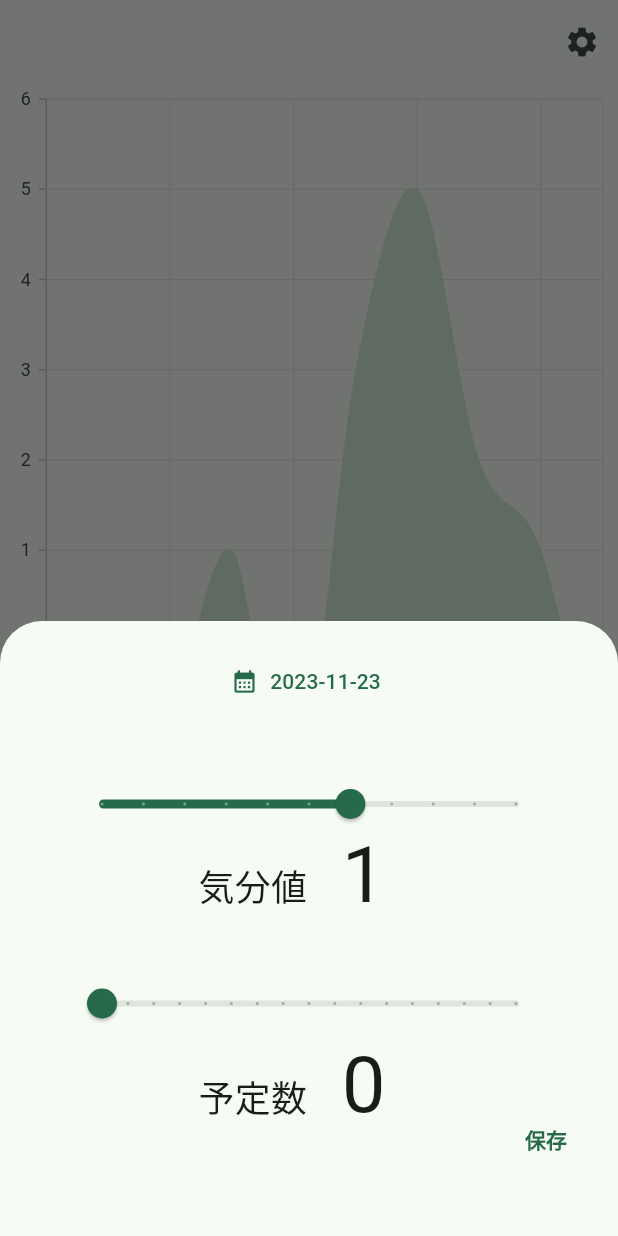
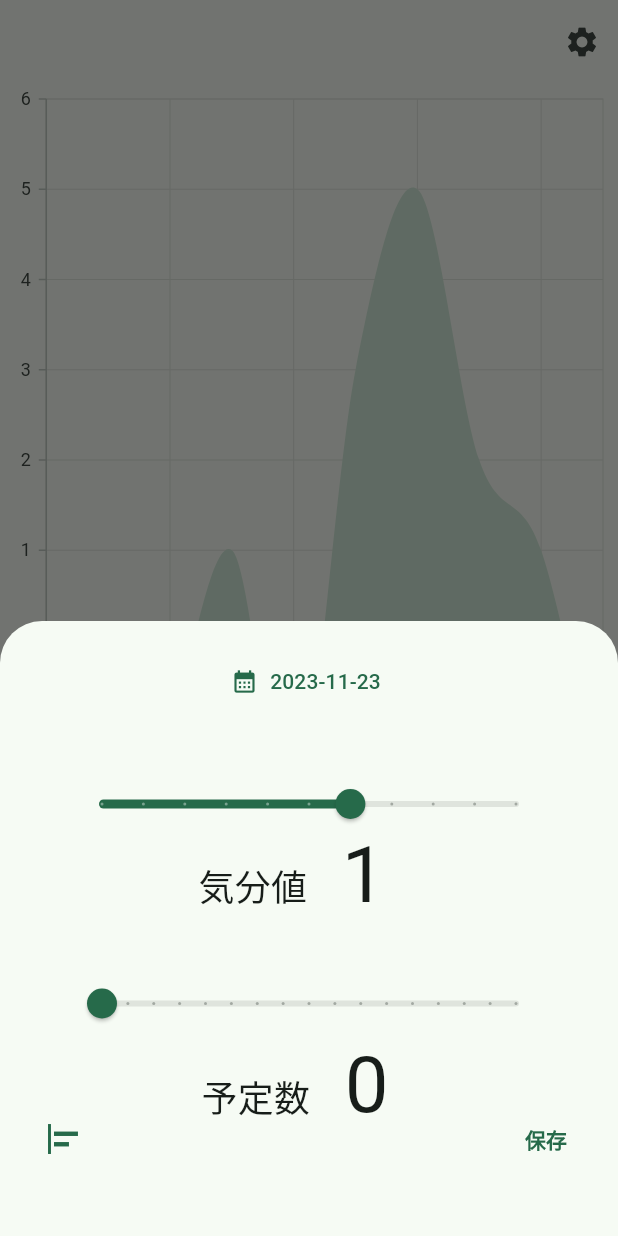
Before and after one commit to Mood-Trend/mood-trend-flutter, a Flutter app: the screen it shows once a user with an empty profile is signed in, after a tap on the "add" icon, on a phone screen of 412 x 824 dp. Run offline on Flutter 3.47's test engine with Material 2 defaults, Android fonts, the phone set to English and light mode, and no system bars; our stand-ins replace cloud_firestore, firebase_auth, firebase_core, flutter_riverpod, freezed_annotation, gap and 5 more; accounts and stored records are empty; generated files the repository leaves out were written again; Roboto replaces fonts that are missing (Noto Sans JP).

Commit message:
feat: 症状ワークシートを呼ぶアイコンボタンの設置

```diff
--- a/lib/presentation/home_page.dart
+++ b/lib/presentation/home_page.dart
@@ -109,6 +109,7 @@ class _MyWidgetState extends ConsumerState<InputModal> with ErrorHandlerMixin {
   double _moodValue = 1.0;
   @override
   Widget build(BuildContext context) {
+    final colors = Theme.of(context).colorScheme;
     return SizedBox(
       height: 410,
       child: Center(
@@ -204,7 +205,16 @@ class _MyWidgetState extends ConsumerState<InputModal> with ErrorHandlerMixin {
           Row(
             mainAxisAlignment: MainAxisAlignment.spaceBetween,
             children: [
-              const SizedBox(width: 80),
+              Padding(
+                padding: const EdgeInsets.fromLTRB(18, 56, 18, 0),
+                child: IconButton(
+                  onPressed: () {},
+                  icon: Icon(
+                    Icons.align_horizontal_left,
+                    color: colors.primary,
+                  ),
+                ),
+              ),
               Row(
                 children: [
                   const Text(
```
